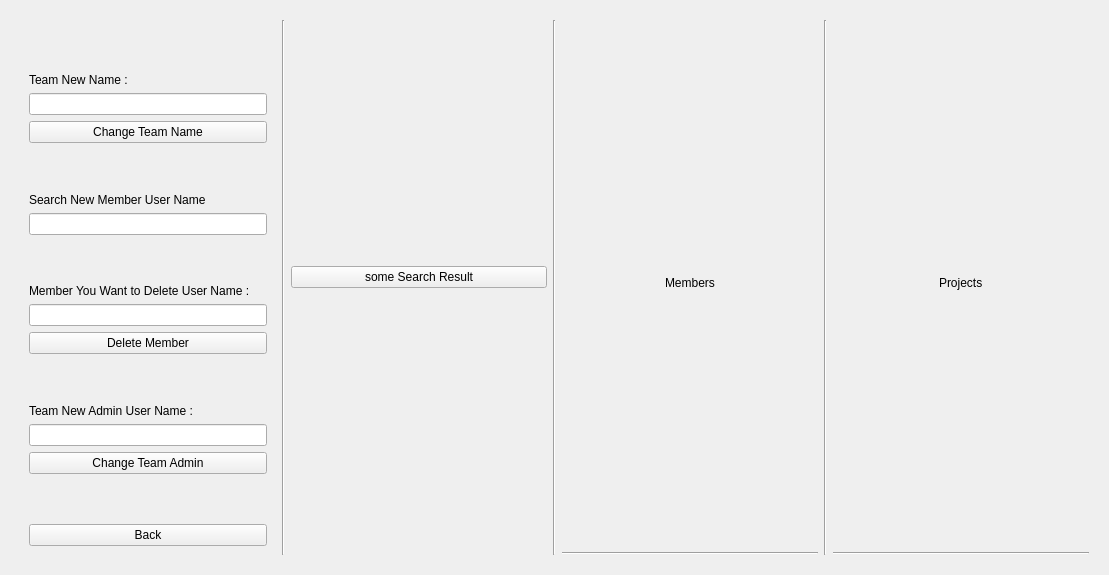
Before: the Qt Designer form Client/dashboard.ui in amirsoleimani7/AP_Project, drawn with Qt 5.
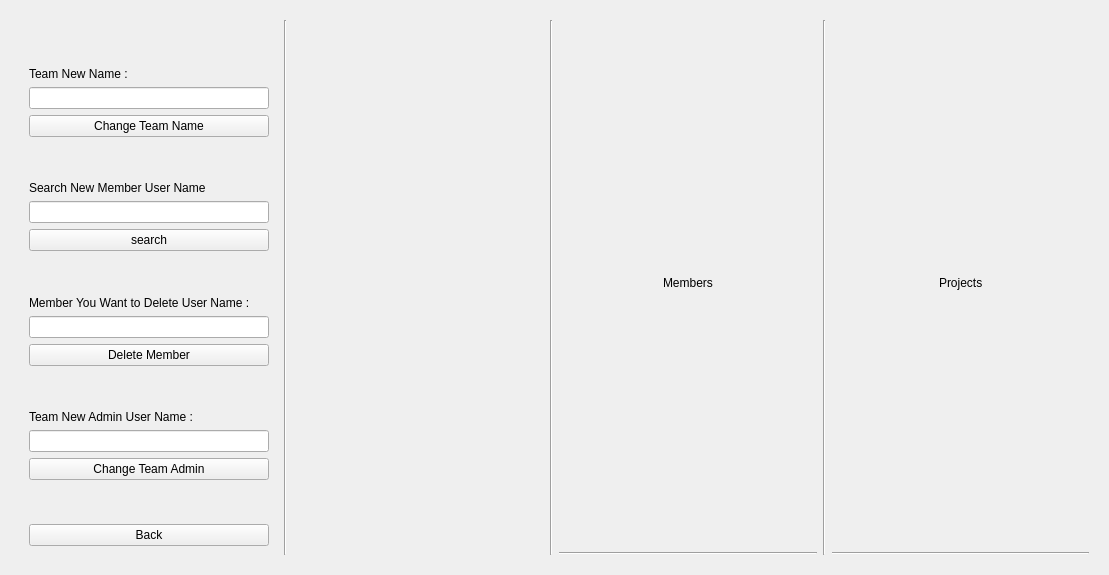
After: the same form once the commit is applied. The open tabs and pages were chosen to show the change.

Commit message: add person to team added

Diff of the .ui file:
```diff
--- a/Client/dashboard.ui
+++ b/Client/dashboard.ui
@@ -1128,6 +1128,13 @@
            <item>
             <widget class="QLineEdit" name="TeamNewMemberLineEdit"/>
            </item>
+           <item>
+            <widget class="QPushButton" name="searchForUserNameToAddToTeam">
+             <property name="text">
+              <string>search</string>
+             </property>
+            </widget>
+           </item>
            <item>
             <spacer name="verticalSpacer_41">
              <property name="orientation">
@@ -1322,13 +1329,6 @@
        </item>
        <item>
         <layout class="QVBoxLayout" name="verticalLayout_12">
-         <item>
-          <widget class="QPushButton" name="pushButton_9">
-           <property name="text">
-            <string>some Search Result</string>
-           </property>
-          </widget>
-         </item>
          <item>
           <spacer name="horizontalSpacer_11">
            <property name="orientation">
```
Left out of the diff: 13 changed lines with no effect on the pictures. The commit also changes 7 other files.
